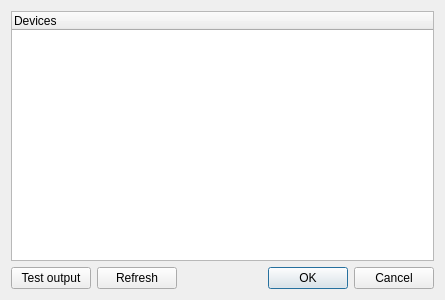
Andersbakken/qlc, file libs/ftdidmx/configureftdidmx.ui: the form before one commit.
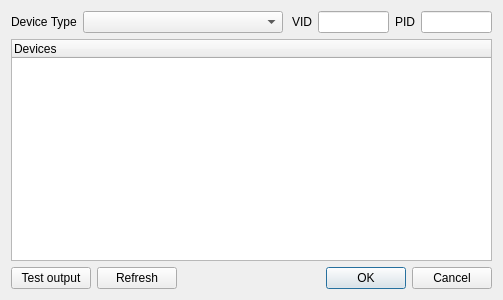
The form after the commit.

```diff
--- a/libs/ftdidmx/configureftdidmx.ui
+++ b/libs/ftdidmx/configureftdidmx.ui
@@ -5,7 +5,7 @@
    <rect>
     <x>0</x>
     <y>0</y>
-    <width>445</width>
+    <width>503</width>
     <height>300</height>
    </rect>
   </property>
@@ -13,7 +13,44 @@
    <string>Configure FTDI DMX Plugin</string>
   </property>
   <layout class="QGridLayout" name="gridLayout" >
-   <item row="0" column="0" colspan="4" >
+   <item row="4" column="2" >
+    <spacer>
+     <property name="orientation" >
+      <enum>Qt::Horizontal</enum>
+     </property>
+     <property name="sizeHint" stdset="0" >
+      <size>
+       <width>40</width>
+       <height>20</height>
+      </size>
+     </property>
+    </spacer>
+   </item>
+   <item row="4" column="0" >
+    <widget class="QPushButton" name="m_testButton" >
+     <property name="text" >
+      <string>Test output</string>
+     </property>
+     <property name="checkable" >
+      <bool>true</bool>
+     </property>
+    </widget>
+   </item>
+   <item row="4" column="1" >
+    <widget class="QPushButton" name="m_refreshButton" >
+     <property name="text" >
+      <string>Refresh</string>
+     </property>
+    </widget>
+   </item>
+   <item row="4" column="3" >
+    <widget class="QDialogButtonBox" name="m_buttonBox" >
+     <property name="standardButtons" >
+      <set>QDialogButtonBox::Cancel|QDialogButtonBox::Ok</set>
+     </property>
+    </widget>
+   </item>
+   <item row="3" column="0" colspan="4" >
     <widget class="QTreeWidget" name="m_list" >
      <property name="alternatingRowColors" >
       <bool>true</bool>
@@ -37,25 +74,36 @@
      </column>
     </widget>
    </item>
-   <item row="1" column="0" >
-    <widget class="QPushButton" name="m_testButton" >
+   <item rowspan="3" row="0" column="0" colspan="4" >
+    <layout class="QHBoxLayout" name="horizontalLayout" >
+     <item>
+      <widget class="QLabel" name="label" >
      <property name="text" >
-      <string>Test output</string>
-     </property>
-     <property name="checkable" >
+        <string>Device Type</string>
+       </property>
+      </widget>
+     </item>
+     <item>
+      <widget class="QComboBox" name="m_device" >
+       <property name="enabled" >
       <bool>true</bool>
      </property>
-    </widget>
-   </item>
-   <item row="1" column="1" >
-    <widget class="QPushButton" name="m_refreshButton" >
-     <property name="text" >
-      <string>Refresh</string>
-     </property>
-    </widget>
-   </item>
-   <item row="1" column="2" >
-    <spacer>
+       <property name="sizePolicy" >
+        <sizepolicy vsizetype="Fixed" hsizetype="Fixed" >
+         <horstretch>0</horstretch>
+         <verstretch>0</verstretch>
+        </sizepolicy>
+       </property>
+       <property name="minimumSize" >
+        <size>
+         <width>200</width>
+         <height>0</height>
+        </size>
+       </property>
+      </widget>
+     </item>
+     <item>
+      <spacer name="horizontalSpacer" >
      <property name="orientation" >
       <enum>Qt::Horizontal</enum>
      </property>
@@ -67,12 +115,27 @@
      </property>
     </spacer>
    </item>
-   <item row="1" column="3" >
-    <widget class="QDialogButtonBox" name="m_buttonBox" >
-     <property name="standardButtons" >
-      <set>QDialogButtonBox::Cancel|QDialogButtonBox::Ok</set>
-     </property>
-    </widget>
+     <item>
+      <widget class="QLabel" name="label_2" >
+       <property name="text" >
+        <string>VID</string>
+       </property>
+      </widget>
+     </item>
+     <item>
+      <widget class="QLineEdit" name="m_vid" />
+     </item>
+     <item>
+      <widget class="QLabel" name="label_3" >
+       <property name="text" >
+        <string>PID</string>
+       </property>
+      </widget>
+     </item>
+     <item>
+      <widget class="QLineEdit" name="m_pid" />
+     </item>
+    </layout>
    </item>
   </layout>
  </widget>
```
Lines whose indentation alone changed are shown as unchanged.
